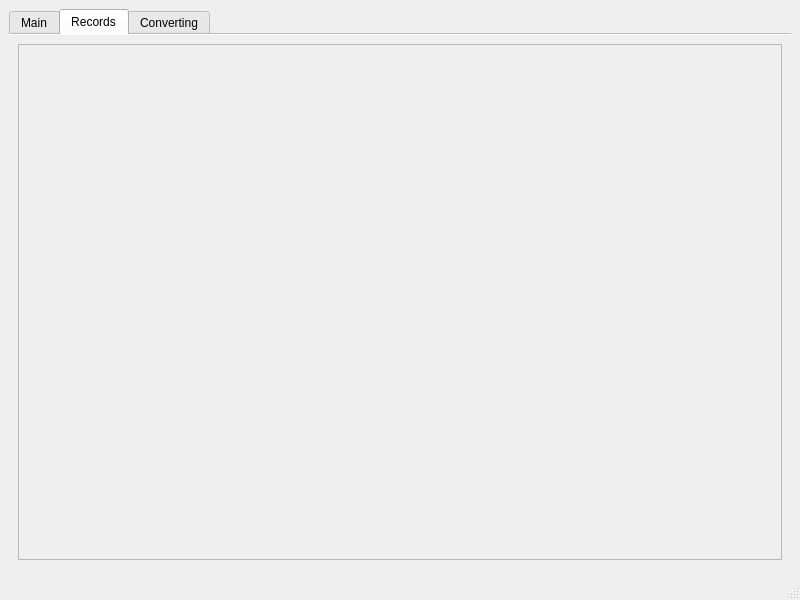
First picture: the form in src/frontend/MainWindow.ui, repository Xaempel/CoolYoutubeDownloader, before the edit.
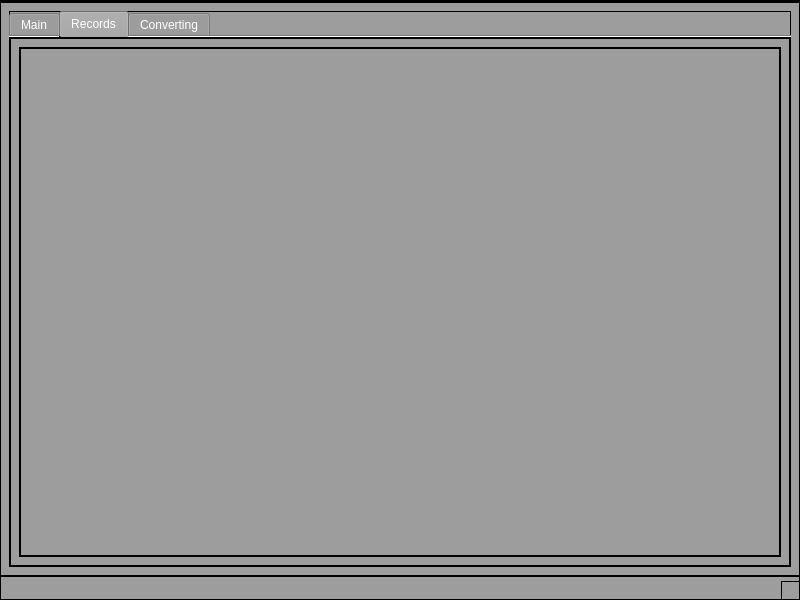
Second picture: the form after the edit. The open tabs and pages were chosen to show the change.

Commit message: <Feature>: Probably This is last commit for some time. I added all things that I wanted so I dont have a job for now -- Added styles into the project

Patch:
```diff
--- a/src/frontend/MainWindow.ui
+++ b/src/frontend/MainWindow.ui
@@ -13,6 +13,34 @@
   <property name="windowTitle">
    <string>MainWindow</string>
   </property>
+  <property name="styleSheet">
+   <string notr="true">#urlInputBox{
+	border-radius: 2px;
+	border: 1px solid rgb(0, 0, 0);
+}
+
+QPushButton {
+    background-color: white;
+    border-radius: 2px;
+    border: 2px solid rgb(0, 0, 0);
+}
+
+QWidget{
+	background-color: rgb(157, 157, 157);
+	color: rgb(255, 255, 255);
+	border: 1px solid rgb(0, 0, 0);
+}
+
+QPushButton:hover{
+	background-color: rgb(207, 255, 185);
+	border-radius: 2px;
+	color: black;
+}
+
+QTextBrowser{
+		border: 1px none rgb(0, 0, 0);
+}</string>
+  </property>
   <widget class="QWidget" name="centralwidget">
    <layout class="QVBoxLayout" name="verticalLayout">
     <item>
@@ -143,8 +171,8 @@
             <rect>
              <x>0</x>
              <y>0</y>
-             <width>776</width>
-             <height>491</height>
+             <width>86</width>
+             <height>16</height>
             </rect>
            </property>
            <layout class="QVBoxLayout" name="verticalLayout_4">
@@ -208,7 +236,7 @@
      <x>0</x>
      <y>0</y>
      <width>800</width>
-     <height>30</height>
+     <height>32</height>
     </rect>
    </property>
   </widget>
```
The commit also changes 2 other files.
